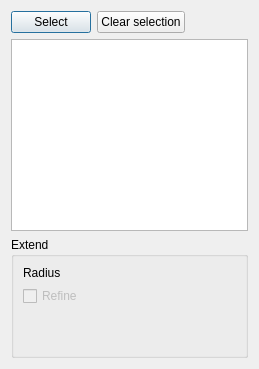
Qt form Resources/panels/BendCornerPanel.ui (shaise/FreeCAD_SheetMetal) before a commit.
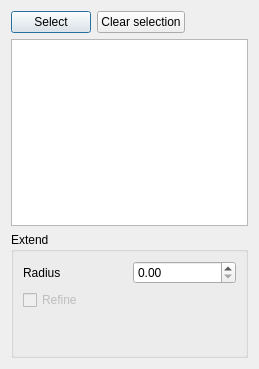
The same form after that commit. Custom widgets are drawn as their Qt base class.

Commit message: fix custom class base of Gui::QuantitySpinBox to QDoubleSpinBox to show better under designer.

Patch:
```diff
--- a/Resources/panels/BendCornerPanel.ui
+++ b/Resources/panels/BendCornerPanel.ui
@@ -131,7 +131,7 @@
  <customwidgets>
   <customwidget>
    <class>Gui::QuantitySpinBox</class>
-   <extends>QWidget</extends>
+   <extends>QDoubleSpinBox</extends>
    <header>Gui/QuantitySpinBox.h</header>
   </customwidget>
  </customwidgets>
```
The commit also changes 13 other files.
